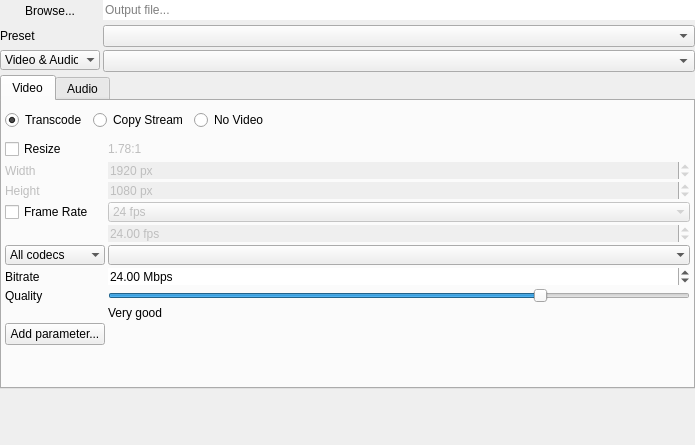
Qt form DuFFMpeg/outputwidget.ui (RxLaboratory/DuME) before a commit.
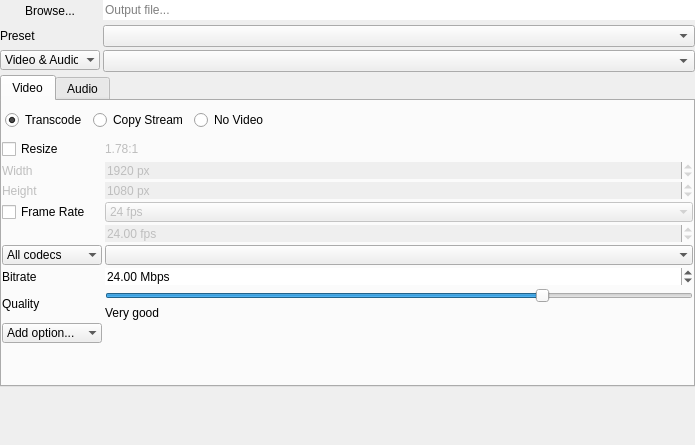
The same form after that commit. The open tabs and pages were chosen to show the change.

Commit message: video options ui improvement

```diff
--- a/DuFFMpeg/outputwidget.ui
+++ b/DuFFMpeg/outputwidget.ui
@@ -230,24 +230,29 @@
        </item>
        <item>
         <widget class="QWidget" name="videoTranscodeWidget" native="true">
-         <layout class="QFormLayout" name="formLayout">
-          <property name="horizontalSpacing">
-           <number>3</number>
-          </property>
-          <property name="verticalSpacing">
+         <layout class="QVBoxLayout" name="verticalLayout_3">
+          <property name="spacing">
            <number>3</number>
           </property>
           <property name="leftMargin">
-           <number>3</number>
+           <number>0</number>
           </property>
           <property name="topMargin">
            <number>0</number>
           </property>
           <property name="rightMargin">
-           <number>3</number>
+           <number>0</number>
           </property>
           <property name="bottomMargin">
            <number>0</number>
+          </property>
+          <item>
+           <layout class="QFormLayout" name="formLayout_6">
+            <property name="horizontalSpacing">
+             <number>3</number>
+            </property>
+            <property name="verticalSpacing">
+             <number>3</number>
           </property>
           <item row="0" column="0">
            <widget class="QCheckBox" name="resizeButton">
@@ -278,7 +283,7 @@
             </property>
            </widget>
           </item>
-          <item row="2" column="0">
+            <item row="1" column="0">
            <widget class="QLabel" name="widthLabel">
             <property name="enabled">
              <bool>false</bool>
@@ -294,7 +299,7 @@
             </property>
            </widget>
           </item>
-          <item row="2" column="1">
+            <item row="1" column="1">
            <widget class="QSpinBox" name="videoWidthButton">
             <property name="enabled">
              <bool>false</bool>
@@ -316,7 +321,7 @@
             </property>
            </widget>
           </item>
-          <item row="4" column="0">
+            <item row="2" column="0">
            <widget class="QLabel" name="heightLabel">
             <property name="enabled">
              <bool>false</bool>
@@ -332,7 +337,7 @@
             </property>
            </widget>
           </item>
-          <item row="4" column="1">
+            <item row="2" column="1">
            <widget class="QSpinBox" name="videoHeightButton">
             <property name="enabled">
              <bool>false</bool>
@@ -354,7 +359,7 @@
             </property>
            </widget>
           </item>
-          <item row="6" column="0">
+            <item row="3" column="0">
            <widget class="QCheckBox" name="frameRateButton">
             <property name="minimumSize">
              <size>
@@ -373,7 +378,7 @@
             </property>
            </widget>
           </item>
-          <item row="6" column="1">
+            <item row="3" column="1">
            <widget class="QComboBox" name="frameRateBox">
             <property name="enabled">
              <bool>false</bool>
@@ -457,7 +462,7 @@
             </item>
            </widget>
           </item>
-          <item row="8" column="1">
+            <item row="4" column="1">
            <widget class="QDoubleSpinBox" name="frameRateEdit">
             <property name="enabled">
              <bool>false</bool>
@@ -476,7 +481,30 @@
             </property>
            </widget>
           </item>
-          <item row="10" column="0">
+           </layout>
+          </item>
+          <item>
+           <widget class="QWidget" name="videoCodecsWidget" native="true">
+            <layout class="QFormLayout" name="formLayout">
+             <property name="horizontalSpacing">
+              <number>3</number>
+             </property>
+             <property name="verticalSpacing">
+              <number>3</number>
+             </property>
+             <property name="leftMargin">
+              <number>0</number>
+             </property>
+             <property name="topMargin">
+              <number>0</number>
+             </property>
+             <property name="rightMargin">
+              <number>0</number>
+             </property>
+             <property name="bottomMargin">
+              <number>0</number>
+             </property>
+             <item row="0" column="0">
            <widget class="QComboBox" name="videoCodecsFilterBox">
             <property name="sizePolicy">
              <sizepolicy hsizetype="Expanding" vsizetype="Fixed">
@@ -521,14 +549,38 @@
             </item>
            </widget>
           </item>
-          <item row="10" column="1">
+             <item row="0" column="1">
            <widget class="QComboBox" name="videoCodecsBox">
             <property name="frame">
              <bool>false</bool>
             </property>
            </widget>
           </item>
-          <item row="12" column="0">
+            </layout>
+           </widget>
+          </item>
+          <item>
+           <widget class="QWidget" name="videoBitrateWidget" native="true">
+            <layout class="QFormLayout" name="formLayout_4">
+             <property name="horizontalSpacing">
+              <number>3</number>
+             </property>
+             <property name="verticalSpacing">
+              <number>3</number>
+             </property>
+             <property name="leftMargin">
+              <number>0</number>
+             </property>
+             <property name="topMargin">
+              <number>0</number>
+             </property>
+             <property name="rightMargin">
+              <number>0</number>
+             </property>
+             <property name="bottomMargin">
+              <number>0</number>
+             </property>
+             <item row="0" column="0">
            <widget class="QLabel" name="label_5">
             <property name="sizePolicy">
              <sizepolicy hsizetype="Preferred" vsizetype="Expanding">
@@ -536,12 +588,24 @@
               <verstretch>0</verstretch>
              </sizepolicy>
             </property>
+               <property name="minimumSize">
+                <size>
+                 <width>100</width>
+                 <height>0</height>
+                </size>
+               </property>
+               <property name="maximumSize">
+                <size>
+                 <width>100</width>
+                 <height>16777215</height>
+                </size>
+               </property>
             <property name="text">
              <string>Bitrate</string>
             </property>
            </widget>
           </item>
-          <item row="12" column="1">
+             <item row="0" column="1">
            <widget class="QDoubleSpinBox" name="videoBitRateEdit">
             <property name="frame">
              <bool>false</bool>
@@ -557,7 +621,31 @@
             </property>
            </widget>
           </item>
-          <item row="14" column="0">
+            </layout>
+           </widget>
+          </item>
+          <item>
+           <widget class="QWidget" name="videoQualityWidget" native="true">
+            <layout class="QFormLayout" name="formLayout_5">
+             <property name="horizontalSpacing">
+              <number>3</number>
+             </property>
+             <property name="verticalSpacing">
+              <number>3</number>
+             </property>
+             <property name="leftMargin">
+              <number>0</number>
+             </property>
+             <property name="topMargin">
+              <number>0</number>
+             </property>
+             <property name="rightMargin">
+              <number>0</number>
+             </property>
+             <property name="bottomMargin">
+              <number>0</number>
+             </property>
+             <item row="0" column="0">
            <widget class="QLabel" name="label_6">
             <property name="sizePolicy">
              <sizepolicy hsizetype="Preferred" vsizetype="Expanding">
@@ -565,12 +653,26 @@
               <verstretch>0</verstretch>
              </sizepolicy>
             </property>
+               <property name="minimumSize">
+                <size>
+                 <width>100</width>
+                 <height>0</height>
+                </size>
+               </property>
+               <property name="maximumSize">
+                <size>
+                 <width>100</width>
+                 <height>16777215</height>
+                </size>
+               </property>
             <property name="text">
              <string>Quality</string>
             </property>
            </widget>
           </item>
-          <item row="14" column="1">
+             <item row="0" column="1">
+              <layout class="QVBoxLayout" name="verticalLayout_2">
+               <item>
            <widget class="QSlider" name="videoQualitySlider">
             <property name="maximum">
              <number>100</number>
@@ -586,7 +688,7 @@
             </property>
            </widget>
           </item>
-          <item row="17" column="1">
+               <item>
            <widget class="QLabel" name="qualityLabel">
             <property name="minimumSize">
              <size>
@@ -605,8 +707,19 @@
             </property>
            </widget>
           </item>
-          <item row="18" column="0">
-           <widget class="QPushButton" name="addParam">
+              </layout>
+             </item>
+            </layout>
+           </widget>
+          </item>
+          <item>
+           <widget class="QComboBox" name="videoOptionsBox">
+            <property name="sizePolicy">
+             <sizepolicy hsizetype="Expanding" vsizetype="Fixed">
+              <horstretch>0</horstretch>
+              <verstretch>0</verstretch>
+             </sizepolicy>
+            </property>
             <property name="minimumSize">
              <size>
               <width>100</width>
@@ -619,9 +732,34 @@
               <height>16777215</height>
              </size>
             </property>
+            <property name="frame">
+             <bool>false</bool>
+            </property>
+            <item>
             <property name="text">
-             <string>Add parameter...</string>
-            </property>
+              <string>Add option...</string>
+             </property>
+            </item>
+            <item>
+             <property name="text">
+              <string>Codec</string>
+             </property>
+            </item>
+            <item>
+             <property name="text">
+              <string>Bitrate</string>
+             </property>
+            </item>
+            <item>
+             <property name="text">
+              <string>Quality</string>
+             </property>
+            </item>
+            <item>
+             <property name="text">
+              <string>Custom</string>
+             </property>
+            </item>
            </widget>
           </item>
          </layout>
```
Left out of the diff: 2 changed lines with no effect on the pictures. Lines whose indentation alone changed are shown as unchanged. The commit also changes 2 other files.
